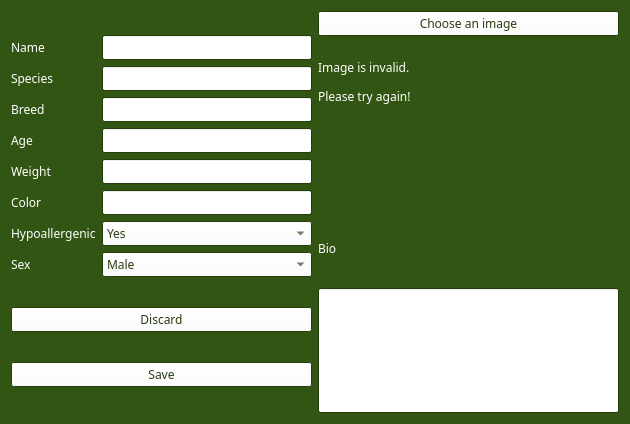
Old version of the form pet_tinder/gui/adopteeaddpet.ui in the repository CS-205-S21/team_1_4.
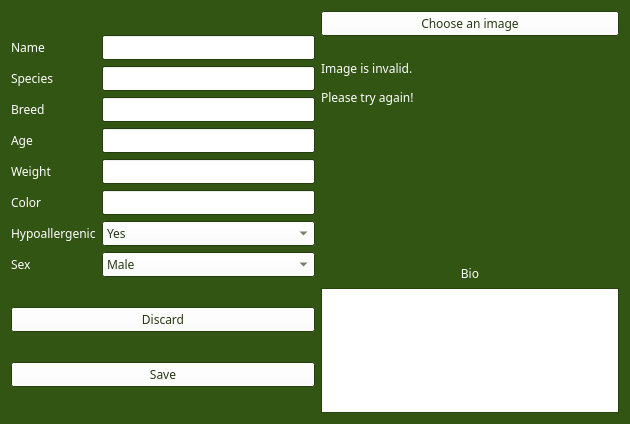
New version of the form.

```diff
--- a/pet_tinder/gui/adopteeaddpet.ui
+++ b/pet_tinder/gui/adopteeaddpet.ui
@@ -608,19 +608,46 @@
         <layout class="QVBoxLayout" name="verticalLayout_3">
          <item>
           <widget class="QLabel" name="label_9">
+           <property name="sizePolicy">
+            <sizepolicy hsizetype="Fixed" vsizetype="Fixed">
+             <horstretch>0</horstretch>
+             <verstretch>0</verstretch>
+            </sizepolicy>
+           </property>
+           <property name="minimumSize">
+            <size>
+             <width>298</width>
+             <height>65</height>
+            </size>
+           </property>
            <property name="text">
             <string>Bio</string>
            </property>
+           <property name="alignment">
+            <set>Qt::AlignBottom|Qt::AlignHCenter</set>
+           </property>
           </widget>
          </item>
          <item>
-          <widget class="QLineEdit" name="bioBox">
+          <widget class="QTextEdit" name="bioBox">
+           <property name="sizePolicy">
+            <sizepolicy hsizetype="Preferred" vsizetype="Fixed">
+             <horstretch>0</horstretch>
+             <verstretch>0</verstretch>
+            </sizepolicy>
+           </property>
            <property name="minimumSize">
             <size>
              <width>0</width>
              <height>125</height>
             </size>
            </property>
+           <property name="maximumSize">
+            <size>
+             <width>16777215</width>
+             <height>125</height>
+            </size>
+           </property>
            <property name="palette">
             <palette>
              <active>
@@ -658,18 +685,6 @@
              </disabled>
             </palette>
            </property>
-           <property name="layoutDirection">
-            <enum>Qt::LeftToRight</enum>
-           </property>
-           <property name="inputMethodHints">
-            <set>Qt::ImhDigitsOnly</set>
-           </property>
-           <property name="alignment">
-            <set>Qt::AlignLeading|Qt::AlignLeft|Qt::AlignTop</set>
-           </property>
-           <property name="clearButtonEnabled">
-            <bool>false</bool>
-           </property>
           </widget>
          </item>
         </layout>
```
